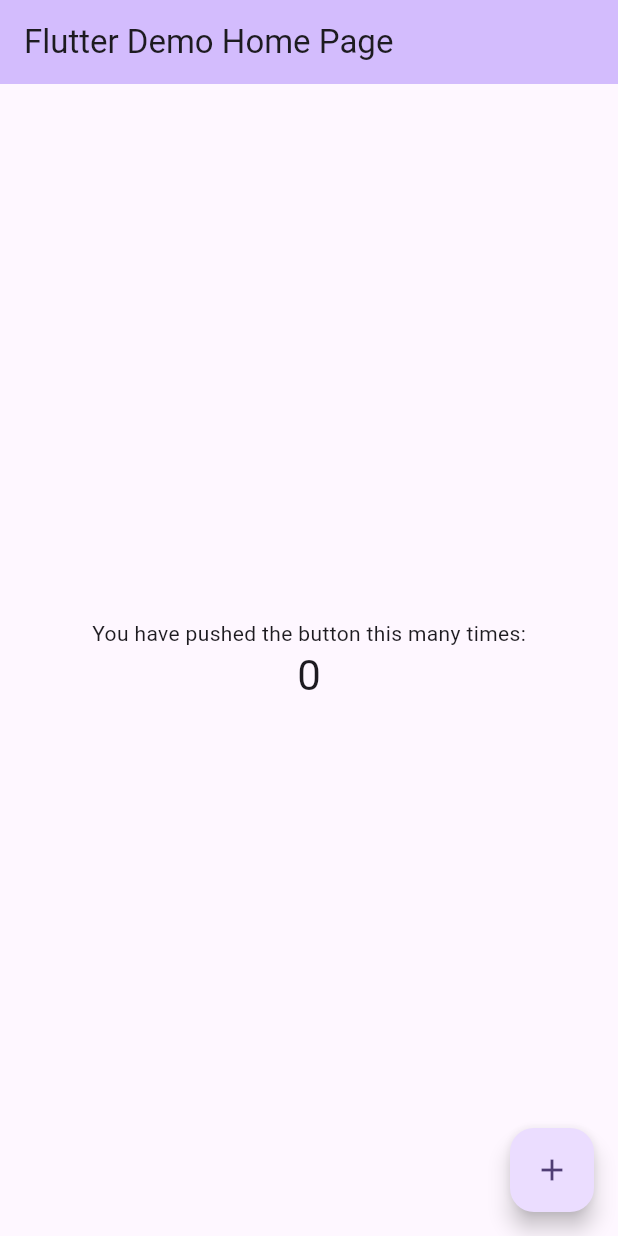
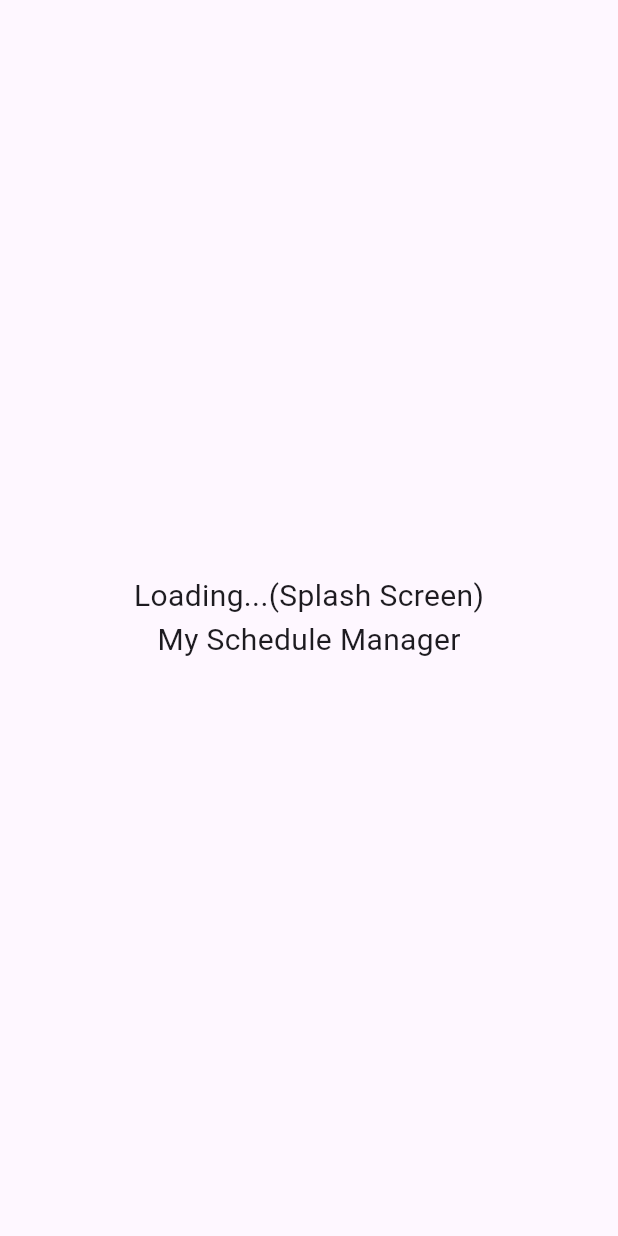
Before and after one commit to engespresso/sqlite004ex, a Flutter app: the first screen one second after launch, on a phone screen of 412 x 824 dp. Run offline on Flutter 3.47's test engine with Material 3 defaults, Android fonts, the phone set to English and light mode, and no system bars; our stand-ins replace shared_preferences.

Commit message:
second commit

```diff
--- a/lib/main.dart
+++ b/lib/main.dart
@@ -1,4 +1,8 @@
+// Todo List example; project name: sqlite004ex.. 2024.5.3.
+
 import 'package:flutter/material.dart';
+import 'package:sqlite004ex/screens/splash_screen.dart';
+//import
 
 void main() {
   runApp(const MyApp());
@@ -13,41 +17,17 @@
     return MaterialApp(
       title: 'Flutter Demo',
       theme: ThemeData(
-        // This is the theme of your application.
-        //
-        // TRY THIS: Try running your application with "flutter run". You'll see
-        // the application has a purple toolbar. Then, without quitting the app,
-        // try changing the seedColor in the colorScheme below to Colors.green
-        // and then invoke "hot reload" (save your changes or press the "hot
-        // reload" button in a Flutter-supported IDE, or press "r" if you used
-        // the command line to start the app).
-        //
-        // Notice that the counter didn't reset back to zero; the application
-        // state is not lost during the reload. To reset the state, use hot
-        // restart instead.
-        //
-        // This works for code too, not just values: Most code changes can be
-        // tested with just a hot reload.
         colorScheme: ColorScheme.fromSeed(seedColor: Colors.deepPurple),
         useMaterial3: true,
       ),
-      home: const MyHomePage(title: 'Flutter Demo Home Page'),
+//      home: const MyHomePage(title: 'Flutter Demo Home Page'),
+      home: SplashScreen(),
     );
   }
 }
 
 class MyHomePage extends StatefulWidget {
   const MyHomePage({super.key, required this.title});
-
-  // This widget is the home page of your application. It is stateful, meaning
-  // that it has a State object (defined below) that contains fields that affect
-  // how it looks.
-
-  // This class is the configuration for the state. It holds the values (in this
-  // case the title) provided by the parent (in this case the App widget) and
-  // used by the build method of the State. Fields in a Widget subclass are
-  // always marked "final".
-
   final String title;
 
   @override
@@ -59,50 +39,19 @@
 
   void _incrementCounter() {
     setState(() {
-      // This call to setState tells the Flutter framework that something has
-      // changed in this State, which causes it to rerun the build method below
-      // so that the display can reflect the updated values. If we changed
-      // _counter without calling setState(), then the build method would not be
-      // called again, and so nothing would appear to happen.
       _counter++;
     });
   }
 
   @override
   Widget build(BuildContext context) {
-    // This method is rerun every time setState is called, for instance as done
-    // by the _incrementCounter method above.
-    //
-    // The Flutter framework has been optimized to make rerunning build methods
-    // fast, so that you can just rebuild anything that needs updating rather
-    // than having to individually change instances of widgets.
     return Scaffold(
       appBar: AppBar(
-        // TRY THIS: Try changing the color here to a specific color (to
-        // Colors.amber, perhaps?) and trigger a hot reload to see the AppBar
-        // change color while the other colors stay the same.
         backgroundColor: Theme.of(context).colorScheme.inversePrimary,
-        // Here we take the value from the MyHomePage object that was created by
-        // the App.build method, and use it to set our appbar title.
         title: Text(widget.title),
       ),
       body: Center(
-        // Center is a layout widget. It takes a single child and positions it
-        // in the middle of the parent.
         child: Column(
-          // Column is also a layout widget. It takes a list of children and
-          // arranges them vertically. By default, it sizes itself to fit its
-          // children horizontally, and tries to be as tall as its parent.
-          //
-          // Column has various properties to control how it sizes itself and
-          // how it positions its children. Here we use mainAxisAlignment to
-          // center the children vertically; the main axis here is the vertical
-          // axis because Columns are vertical (the cross axis would be
-          // horizontal).
-          //
-          // TRY THIS: Invoke "debug painting" (choose the "Toggle Debug Paint"
-          // action in the IDE, or press "p" in the console), to see the
-          // wireframe for each widget.
           mainAxisAlignment: MainAxisAlignment.center,
           children: <Widget>[
             const Text(
--- /dev/null
+++ b/lib/screens/news_screen.dart
@@ -0,0 +1 @@
+// lib/screens/news_screen.dart
--- /dev/null
+++ b/lib/screens/splash_screen.dart
@@ -0,0 +1,72 @@
+// lib/screens/splash_screen.dart
+
+import 'dart:async';
+import 'package:flutter/material.dart';
+import 'package:shared_preferences/shared_preferences.dart';
+import 'list_screen.dart';
+import 'login_screen.dart';
+
+class SplashScreen extends StatefulWidget {
+//  const SplashScreen({Key? key}) : super(key: key);
+
+  @override
+  State<SplashScreen> createState() => _SplashScreenState();
+}
+
+class _SplashScreenState extends State<SplashScreen> {
+  void moveScreen() async {
+    await checkLogin().then((isLogin) {
+      if (isLogin) {
+        Navigator.of(context).pushReplacement(
+          MaterialPageRoute(builder: (context) => ListScreen()),
+        );
+      } else {
+        Navigator.of(context).pushReplacement(
+          MaterialPageRoute(builder: (context) => LoginScreen()),
+        );
+      }
+    });
+  }
+
+  Future<bool> checkLogin() async {
+    // Check if the user is already logged in
+    SharedPreferences prefs = await SharedPreferences.getInstance();
+    bool isLogin = prefs.getBool('isLogin') ?? false;
+    print("[*] isLogin: " + isLogin.toString());
+    return isLogin;
+  }
+
+  @override
+  void initState() {
+    super.initState();  /*
+    Future.delayed(const Duration(seconds: 2), () {
+      Navigator.pushReplacementNamed(context, '/login');
+    }); */
+    Timer(Duration(seconds: 2), () {
+      moveScreen();
+    });
+  }
+
+  @override
+  Widget build(BuildContext context) {
+    return Scaffold(
+      body: Center(
+        child: Column(
+          mainAxisAlignment: MainAxisAlignment.center,
+          children: [
+//            CircularProgressIndicator(),
+//            SizedBox(height: 20),
+            Text('Loading...(Splash Screen)', style: TextStyle(fontSize: 20)),
+            Text('My Schedule Manager', style: TextStyle(fontSize: 20)),
+          ],
+        ),
+      ),
+    );
+  }
+}
+ /*
+ The  SplashScreen  widget is a  StatefulWidget  that displays a loading indicator and a message while the app is loading. The  initState  method is called when the widget is created. In this method, we use the  Future.delayed  method to wait for 2 seconds before navigating to the login screen.
+ The  build  method returns a  Scaffold  widget with a  Center  widget that contains a  Column  widget. The  Column  widget contains a  CircularProgressIndicator  widget and a  Text  widget.
+ Step 4: Create the Login Screen
+ Create a new file named  login_screen.dart  in the  lib/screens  directory and add the following code:   */
+ // Path: lib/screens/login_screen.dart
--- a/pubspec.yaml
+++ b/pubspec.yaml
@@ -35,6 +35,7 @@ dependencies:
   # The following adds the Cupertino Icons font to your application.
   # Use with the CupertinoIcons class for iOS style icons.
   cupertino_icons: ^1.0.6
+  shared_preferences: ^2.2.3
 
 dev_dependencies:
   flutter_test:
```
Also changed, not shown: lib/screens/list_screen.dart (added, +14 -0 lines), lib/screens/login_screen.dart (added, +36 -0 lines), pubspec.lock, 1 other file.
